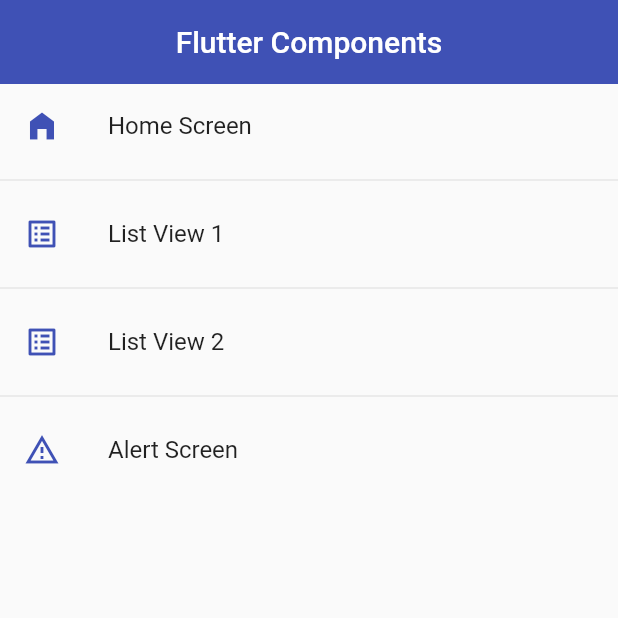
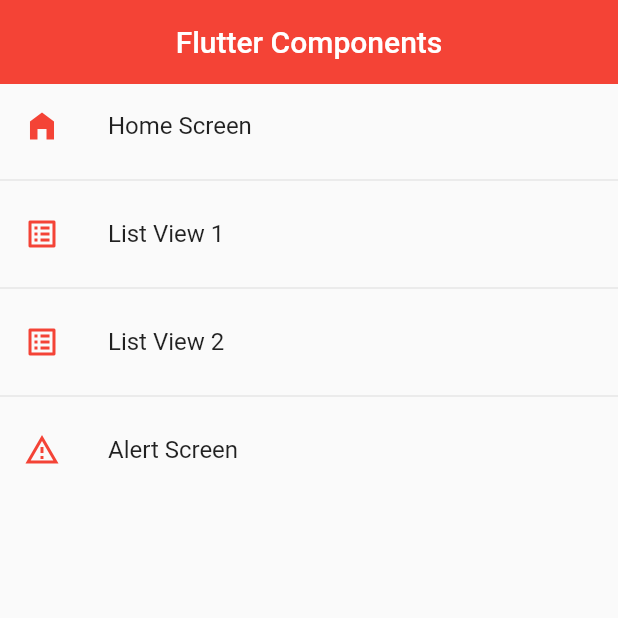
Before and after one commit to andrezffajardo/flutter_components_app, a Flutter app: the screen it shows after launch, on a phone screen of 412 x 824 dp, the top half of it. Run offline on Flutter 3.47's test engine with Material 2 defaults, Android fonts, the phone set to English and light mode, and no system bars.

Commit message:
Global Theme with class

```diff
--- a/lib/main.dart
+++ b/lib/main.dart
@@ -1,5 +1,6 @@
 import 'package:flutter/material.dart';
 import 'package:flutter_components_app/router/app_routes.dart';
+import 'package:flutter_components_app/theme/app_theme.dart';
 
 void main() => runApp(const MyApp());
 
@@ -14,17 +15,7 @@ class MyApp extends StatelessWidget {
       initialRoute: AppRoutes.initialRoute,
       routes: AppRoutes.getAppRoutes(),
       onGenerateRoute: AppRoutes.onGenerateRoute,
-      theme: ThemeData.light().copyWith(
-        //Primary Color
-        primaryColor: Colors.indigo,
-
-        //AppBar Theme
-        appBarTheme: const AppBarTheme(
-          color: Colors.indigo,
-          centerTitle: true,
-          elevation: 0,
-        ),
-      ),
+      theme: AppTheme.lightTheme,
     );
   }
 }
--- a/lib/screens/home_screen.dart
+++ b/lib/screens/home_screen.dart
@@ -1,5 +1,6 @@
 import 'package:flutter/material.dart';
 import 'package:flutter_components_app/router/app_routes.dart';
+import 'package:flutter_components_app/theme/app_theme.dart';
 
 class HomeScreen extends StatelessWidget {
   const HomeScreen({super.key});
@@ -15,7 +16,7 @@ class HomeScreen extends StatelessWidget {
             itemBuilder: (context, index) => ListTile(
                   leading: Icon(
                     menuOptions[index].icon,
-                    color: Colors.indigo,
+                    color: AppTheme.primary,
                   ),
                   title: Text(menuOptions[index].name),
                   onTap: () {
--- /dev/null
+++ b/lib/theme/app_theme.dart
@@ -0,0 +1,31 @@
+import 'package:flutter/material.dart';
+
+class AppTheme {
+  static const Color primary = Colors.red;
+
+  static final ThemeData lightTheme = ThemeData.light().copyWith(
+    //Primary Color
+    primaryColor: Colors.indigo,
+
+    //AppBar Theme
+    appBarTheme: const AppBarTheme(
+      color: primary,
+      centerTitle: true,
+      elevation: 0,
+    ),
+  );
+
+  static final ThemeData darkTheme = ThemeData.dark().copyWith(
+    //Primary Color
+    primaryColor: Colors.indigo,
+
+    //AppBar Theme
+    appBarTheme: const AppBarTheme(
+      color: primary,
+      centerTitle: true,
+      elevation: 0,
+    ),
+
+    scaffoldBackgroundColor: Colors.black,
+  );
+}
```
